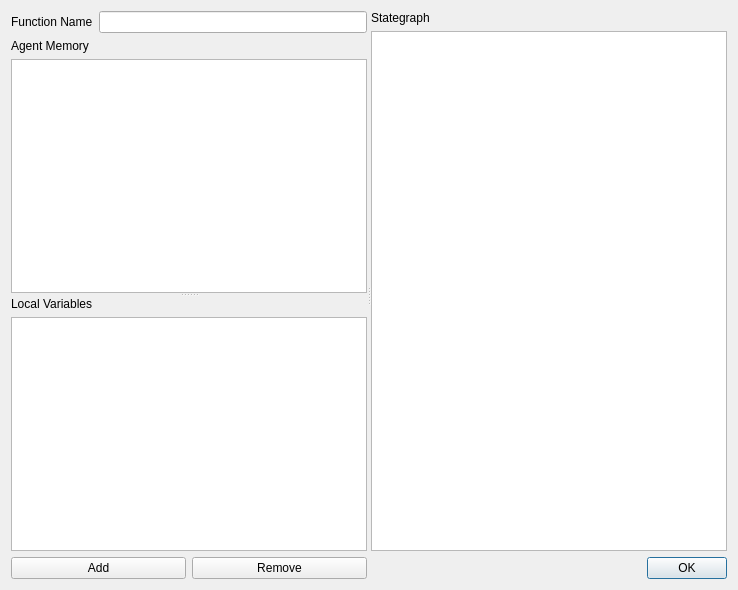
The window that function_editor/codedialog.ui (FLAME-HPC/flame_editor) describes before a commit, drawn with Qt 5.
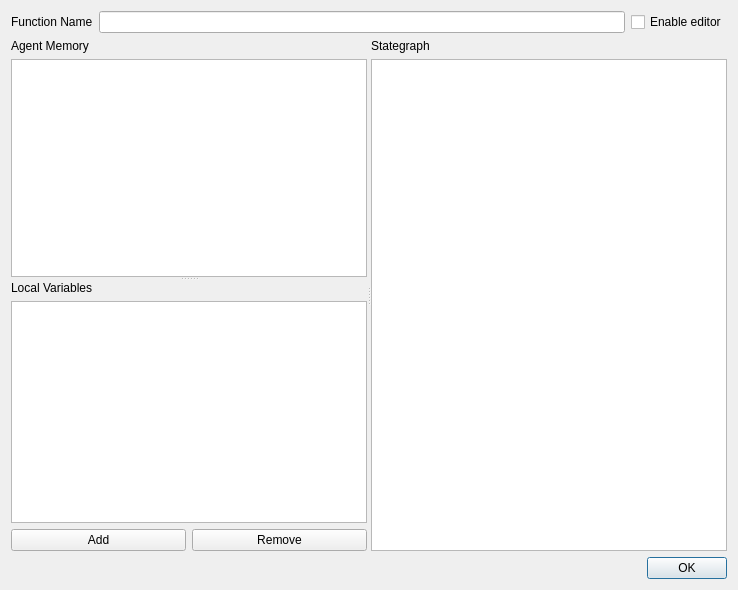
The same window after the commit.

Commit message: Edits to state and function names now propagate. Double clicking states and functions on graph brings up dialog editor.

What changed in the file:
```diff
--- a/function_editor/codedialog.ui
+++ b/function_editor/codedialog.ui
@@ -13,20 +13,12 @@
   <property name="windowTitle">
    <string>Code Editor</string>
   </property>
-  <layout class="QVBoxLayout" name="verticalLayout_6">
-   <item>
-    <widget class="QSplitter" name="splitter_2">
-     <property name="orientation">
-      <enum>Qt::Horizontal</enum>
-     </property>
-     <widget class="QSplitter" name="splitter">
-      <property name="orientation">
-       <enum>Qt::Vertical</enum>
-      </property>
-      <widget class="QWidget" name="layoutWidget_1">
-       <layout class="QVBoxLayout" name="verticalLayout_5">
+  <layout class="QVBoxLayout" name="verticalLayout_4">
         <item>
          <layout class="QHBoxLayout" name="horizontalLayout">
+     <property name="sizeConstraint">
+      <enum>QLayout::SetDefaultConstraint</enum>
+     </property>
           <item>
            <widget class="QLabel" name="label">
             <property name="text">
@@ -37,9 +29,25 @@
           <item>
            <widget class="QLineEdit" name="functionName"/>
           </item>
+     <item>
+      <widget class="QCheckBox" name="checkBoxEnableEditor">
+       <property name="text">
+        <string>Enable editor</string>
+       </property>
+      </widget>
+     </item>
          </layout>
         </item>
         <item>
+    <widget class="QSplitter" name="splitter_editor">
+     <property name="orientation">
+      <enum>Qt::Horizontal</enum>
+     </property>
+     <widget class="QSplitter" name="splitter">
+      <property name="orientation">
+       <enum>Qt::Vertical</enum>
+      </property>
+      <widget class="QWidget" name="">
          <layout class="QVBoxLayout" name="verticalLayout">
           <item>
            <widget class="QLabel" name="label_2">
@@ -52,8 +60,6 @@
            <widget class="QTableView" name="tableViewMemory"/>
           </item>
          </layout>
-        </item>
-       </layout>
       </widget>
       <widget class="QWidget" name="layoutWidget_2">
        <layout class="QVBoxLayout" name="verticalLayout_2">
@@ -107,15 +113,15 @@
          </property>
         </widget>
        </item>
+      </layout>
+     </widget>
+    </widget>
+   </item>
        <item>
         <widget class="QDialogButtonBox" name="buttonBox">
          <property name="standardButtons">
           <set>QDialogButtonBox::Ok</set>
          </property>
-        </widget>
-       </item>
-      </layout>
-     </widget>
     </widget>
    </item>
   </layout>
```
Lines whose indentation alone changed are shown as unchanged. The commit also changes 12 other files.
